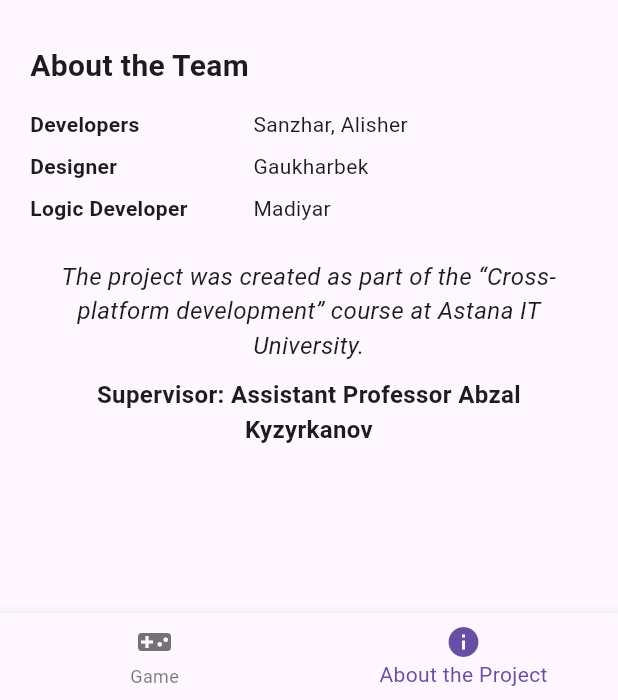
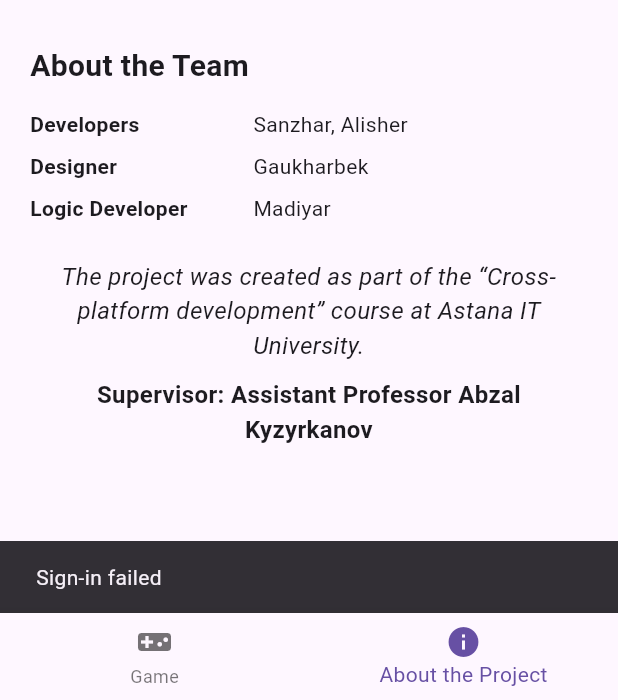
Before and after one commit to Kuvernoori/Tic-Tac-Toe, a Flutter app: the screen it shows after launch, item 2 of the bottom bar chosen, after a tap on "Sign In", on a phone screen of 412 x 824 dp, the part 536-1236 px from its top. Run offline on Flutter 3.47's test engine with Material 3 defaults, Android fonts, the phone set to English and light mode, and no system bars; our stand-ins replace cloud_firestore, firebase_auth, firebase_core, google_sign_in, shared_preferences; accounts and stored records are empty; generated files the repository leaves out were written again.

Commit message:
current move, local storage for game, reset and play again button

```diff
--- a/lib/game_page.dart
+++ b/lib/game_page.dart
@@ -1,5 +1,28 @@
 import 'package:flutter/material.dart';
+import 'package:shared_preferences/shared_preferences.dart';
+import 'dart:convert';
 import 'package:flutter_gen/gen_l10n/app_localizations.dart';
+
+void main() {
+  runApp(const TicTacToeApp());
+}
+
+class TicTacToeApp extends StatelessWidget {
+  const TicTacToeApp({super.key});
+
+  @override
+  Widget build(BuildContext context) {
+    return MaterialApp(
+      title: 'Tic Tac Toe',
+      theme: ThemeData(
+        primarySwatch: Colors.deepPurple,
+        useMaterial3: true,
+      ),
+      home: const GamePage(),
+      debugShowCheckedModeBanner: false,
+    );
+  }
+}
 
 class GamePage extends StatefulWidget {
   const GamePage({super.key});
@@ -10,47 +33,159 @@ class GamePage extends StatefulWidget {
 
 class _GamePageState extends State<GamePage> {
   List<String> board = List.filled(9, '');
-  String currentPlayer = 'X';
+  bool isXTurn = true;
+  String? winner;
+  bool gameOver = false;
 
-  void _handleTap(int index) {
-    if (board[index] == '') {
-      setState(() {
-        board[index] = currentPlayer;
-        currentPlayer = currentPlayer == 'X' ? 'O' : 'X';
-      });
-    }
+  @override
+  void initState() {
+    super.initState();
+    _loadGameState();
   }
 
   @override
   Widget build(BuildContext context) {
-    final isLandscape = MediaQuery.of(context).orientation == Orientation.landscape;
     final l10n = AppLocalizations.of(context);
     return Scaffold(
-      appBar: AppBar(title: Text(l10n?.tic_tac_toe ?? 'Tic Tac Toe' )),
-      body: GridView.builder(
-        padding: const EdgeInsets.all(20),
+      appBar: AppBar(
+        title: const Text('Tic Tac Toe'),
+        actions: [
+          IconButton(
+            icon: const Icon(Icons.refresh),
+            onPressed: _resetGame,
+          ),
+        ],
+      ),
+      body: SafeArea(
+        child: Center(
+          child: Padding(
+            padding: const EdgeInsets.symmetric(horizontal: 16.0),
+            child: Column(
+              mainAxisAlignment: MainAxisAlignment.center,
+              children: [
+               Text(
+  gameOver
+      ? winner != null
+          ? l10n?.playerWins(winner!) ?? 'Player $winner wins!'
+          : l10n?.draw ?? 'It\'s a draw!'
+      : l10n?.currentTurn(isXTurn ? 'X' : 'O') ?? 'Current turn: ${isXTurn ? 'X' : 'O'}',
+  style: const TextStyle(fontSize: 24, fontWeight: FontWeight.bold),
+),
+              const SizedBox(height: 20),
+                SizedBox(
+                  height: 300,
+                  child: GridView.builder(
                     itemCount: 9,
-        gridDelegate: SliverGridDelegateWithFixedCrossAxisCount(
-          crossAxisCount: isLandscape ? 3 : 3,
-          crossAxisSpacing: 10,
-          mainAxisSpacing: 10,
+                    gridDelegate: const SliverGridDelegateWithFixedCrossAxisCount(
+                      crossAxisCount: 3,
                     ),
-        itemBuilder: (_, index) => GestureDetector(
+                    itemBuilder: (context, index) {
+                      return GestureDetector(
                         onTap: () => _handleTap(index),
                         child: Container(
                           decoration: BoxDecoration(
                             border: Border.all(color: Colors.black),
-              color: Colors.blue[100],
                           ),
                           child: Center(
                             child: Text(
                               board[index],
-                style: const TextStyle(fontSize: 40),
+                              style: TextStyle(
+                                fontSize: 40,
+                                color: board[index] == 'X' ? Colors.blue : Colors.red,
                               ),
+                            ),
+                          ),
+                        ),
+                      );
+                    },
+                  ),
+                ),
+                if (gameOver)
+                  Padding(
+                    padding: const EdgeInsets.only(top: 20),
+                    child: ElevatedButton(
+                      onPressed: _resetGame,
+                      child: Text(l10n?.playAgain ?? 'Play Again'),
+                    ),
+                  ),
+              ],
             ),
           ),
         ),
       ),
     );
   }
+
+  void _handleTap(int index) {
+    if (board[index].isNotEmpty || gameOver) return;
+
+    setState(() {
+      board[index] = isXTurn ? 'X' : 'O';
+      _checkWinner();
+      if (!gameOver) isXTurn = !isXTurn;
+    });
+
+    _saveGameState();
   }
+
+  void _checkWinner() {
+    const winningCombinations = [
+      [0, 1, 2], [3, 4, 5], [6, 7, 8], // rows
+      [0, 3, 6], [1, 4, 7], [2, 5, 8], // columns
+      [0, 4, 8], [2, 4, 6],            // diagonals
+    ];
+
+    for (var combo in winningCombinations) {
+      if (board[combo[0]].isNotEmpty &&
+          board[combo[0]] == board[combo[1]] &&
+          board[combo[1]] == board[combo[2]]) {
+        setState(() {
+          winner = board[combo[0]];
+          gameOver = true;
+        });
+        _saveGameState();
+        return;
+      }
+    }
+
+    if (!board.contains('')) {
+      setState(() {
+        gameOver = true; // Draw
+      });
+      _saveGameState();
+    }
+  }
+
+  void _resetGame() {
+    setState(() {
+      board = List.filled(9, '');
+      isXTurn = true;
+      winner = null;
+      gameOver = false;
+    });
+
+    _saveGameState();
+  }
+
+  Future<void> _saveGameState() async {
+    final prefs = await SharedPreferences.getInstance();
+    await prefs.setString('board', jsonEncode(board));
+    await prefs.setBool('isXTurn', isXTurn);
+    await prefs.setBool('gameOver', gameOver);
+    await prefs.setString('winner', winner ?? '');
+  }
+
+  Future<void> _loadGameState() async {
+    final prefs = await SharedPreferences.getInstance();
+    final savedBoard = prefs.getString('board');
+    if (savedBoard != null) {
+      setState(() {
+        board = List<String>.from(jsonDecode(savedBoard));
+        isXTurn = prefs.getBool('isXTurn') ?? true;
+        gameOver = prefs.getBool('gameOver') ?? false;
+        final savedWinner = prefs.getString('winner') ?? '';
+        winner = savedWinner.isEmpty ? null : savedWinner;
+      });
+    }
+  }
+}
--- a/lib/l10n/app_ru.arb
+++ b/lib/l10n/app_ru.arb
@@ -27,6 +27,10 @@
   "guestModeBanner": "Вы находитесь в гостевом режиме. Пожалуйста, войдите, чтобы получить доступ ко всем функциям.",
   "signIn": "Войти",
   "logout" : "Выйти",
-  "tic_tac_toe" : "крестики-нолики"
+  "tic_tac_toe" : "крестики-нолики",
+  "playAgain": "Играть снова",
+  "playerWins": "Игрок {player} выиграл!",
+  "draw": "Ничья!",
+  "currentTurn": "Текущий ход: {player}"
 
 }
--- a/lib/main.dart
+++ b/lib/main.dart
@@ -10,7 +10,6 @@ import 'package:flutter/foundation.dart' show kIsWeb;
 import 'package:firebase_core/firebase_core.dart';
 import 'auth_service.dart';
 import 'package:provider/provider.dart';
-
 
 void main() async {
   WidgetsFlutterBinding.ensureInitialized();
@@ -35,7 +34,6 @@ void main() async {
     ),
     );
 }
-
 
 
 class MyApp extends StatefulWidget {
--- a/lib/main_menu_page.dart
+++ b/lib/main_menu_page.dart
@@ -6,6 +6,7 @@ import 'game_page.dart';
 import 'profile_page.dart';
 import 'auth_service.dart'; // добавим для signInWithGoogle
 import 'package:firebase_auth/firebase_auth.dart';
+import 'loading_screen.dart'; // Add this line
 
 class MainMenuPage extends StatefulWidget {
   final User? user;
@@ -62,14 +63,40 @@ class _MainMenuPageState extends State<MainMenuPage> {
   }
 
 
-  Future<void> _handleSignIn() async {
+ // Inside _MainMenuPageState class in MainMenuPage.dart
+
+Future<void> _handleSignIn() async {
+  // Show loading screen
+  Navigator.of(context).push(
+    MaterialPageRoute(
+      builder: (context) => const LoadingScreen(),
+      fullscreenDialog: true, // Makes it appear as a modal
+    ),
+  );
+
+  try {
     User? signedInUser = await AuthService.signInWithGoogle();
+
+    // Pop loading screen (whether success or failure)
+    Navigator.of(context).pop();
+
     if (signedInUser != null) {
       setState(() {
-        _user = signedInUser;
+        _user = signedInUser; // Update UI
       });
+    } else {
+      // Show error if login failed
+      ScaffoldMessenger.of(context).showSnackBar(
+        const SnackBar(content: Text('Sign-in failed')),
+      );
     }
+  } catch (e) {
+    Navigator.of(context).pop(); // Ensure loading screen is dismissed
+    ScaffoldMessenger.of(context).showSnackBar(
+      SnackBar(content: Text('Error: $e')),
+    );
   }
+}
 
   @override
   Widget build(BuildContext context) {
--- a/pubspec.yaml
+++ b/pubspec.yaml
@@ -36,3 +36,5 @@ dev_dependencies:
 flutter:
   uses-material-design: true
   generate: true
+  assets:
+  - l10n/
```
Also changed, not shown: lib/auth_service.dart (+2 -7 lines), lib/l10n/app_en.arb (+5 -2 lines), lib/l10n/app_kk.arb (+5 -2 lines), lib/loading_screen.dart (added, +26 -0 lines), l10n.yaml (line endings or trailing spaces). Lines whose indentation alone changed are shown as unchanged.
